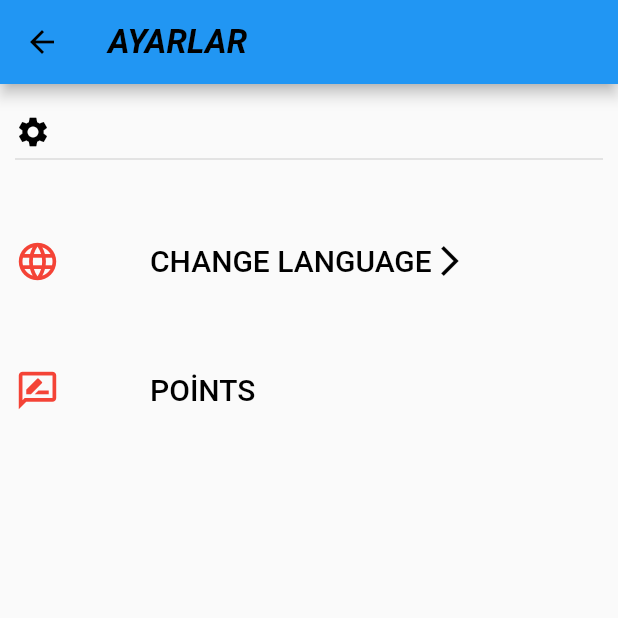
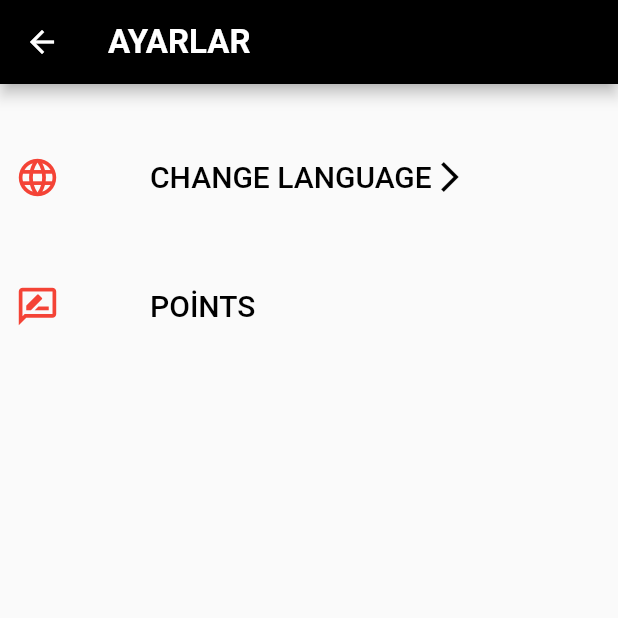
Before and after one commit to TurcanVeli/kurtlar_Sofrasi, a Flutter app: the Home screen opened directly, after a tap on the "settings" icon, on a phone screen of 412 x 824 dp, the top half of it. Run offline on Flutter 3.47's test engine with Material 2 defaults, Android fonts, the light colour scheme and no system bars; our stand-ins replace cloud_firestore, firebase_core, firebase_database, localization, shared_preferences; accounts and stored records are empty; generated files the repository leaves out were written again.

Commit message:
UI'da bırtakım degısıklıkler yapıldı

```diff
--- a/kurtlar/lib/frontend/pages/home_view.dart
+++ b/kurtlar/lib/frontend/pages/home_view.dart
@@ -1,5 +1,7 @@
 import 'package:flutter/material.dart';
 import 'package:kurtlar/backend/lang/language_constant.dart';
+import 'package:kurtlar/frontend/components/button.dart';
+import 'package:kurtlar/frontend/pages/login_view.dart';
 import 'package:kurtlar/frontend/pages/players_view.dart';
 import 'package:kurtlar/frontend/pages/profile_view.dart';
 import 'package:kurtlar/frontend/pages/settings_view.dart';
@@ -55,7 +57,12 @@ class Home extends StatelessWidget {
             Icons.arrow_back_ios_new_sharp,
             color: Colors.white,
           ),
-          onPressed: () {},
+          onPressed: () {
+            Navigator.push(
+              context,
+              MaterialPageRoute(builder: (context) => LoginPage()),
+            );
+          },
         ),
         backgroundColor: Colors.black,
       ),
@@ -82,8 +89,9 @@ class Home extends StatelessWidget {
                 "KURTLAR SOFRASI",
                 style: TextStyle(
                     color: Colors.white,
-                    fontSize: 30,
-                    fontWeight: FontWeight.bold),
+                    fontSize: 25,
+                    fontWeight: FontWeight.bold,
+                    letterSpacing: 2),
               ),
             ),
             Container(
@@ -98,59 +106,28 @@ class Home extends StatelessWidget {
                 ),
               ),
             ),
-            SizedBox(
+            const SizedBox(
               height: 25,
             ),
-            Container(
-              width: 200,
-              height: 50,
-              alignment: Alignment.bottomCenter,
-              margin: EdgeInsets.all(5),
-              decoration: BoxDecoration(
-                color: Colors.white,
-                borderRadius: BorderRadius.circular(20),
-              ),
-              padding: EdgeInsets.all(0),
-              child: TextButton(
-                onPressed: () {
-                  Navigator.of(context).push(
-                      MaterialPageRoute(builder: (context) => PlayerPage()));
-                },
-                child: Text(
-                  translate(context).newgame,
-                  style: TextStyle(
-                      color: Colors.black, fontWeight: FontWeight.bold),
-                ),
-              ),
-            ),
-            SizedBox(
+            // YENI OYUN BUTTONU
+            Button(
+                buttonText: translate(context).newgame,
+                Height: 50,
+                where: PlayerPage(),
+                Width: 200),
+            const SizedBox(
               height: 15,
             ),
-            Container(
-              width: 200,
-              height: 50,
-              alignment: Alignment.bottomCenter,
-              margin: EdgeInsets.all(10),
-              decoration: BoxDecoration(
-                color: Colors.white,
-                borderRadius: BorderRadius.circular(20),
-              ),
-              padding: EdgeInsets.all(0),
-              child: TextButton(
-                onPressed: () {
-                  Navigator.of(context)
-                      .push(MaterialPageRoute(builder: (context) => profile()));
-                },
-                child: Text(
-                  AppLocalizations.of(context).profile,
-                  style: TextStyle(
-                      color: Colors.black, fontWeight: FontWeight.bold),
-                ),
-              ),
-            ),
-            SizedBox(
+            // Profıl edıt buttonu
+            Button(
+                buttonText: translate(context).profile,
+                Height: 50,
+                where: profile(),
+                Width: 200),
+            const SizedBox(
               height: 15,
             ),
+            // Nasıl oynanır butonu
             Container(
               width: 200,
               height: 50,
--- a/kurtlar/lib/frontend/pages/settings_view.dart
+++ b/kurtlar/lib/frontend/pages/settings_view.dart
@@ -15,19 +15,20 @@ class _SettingPageUIState extends State<SettingPageUI> {
   Widget build(BuildContext context) {
     return Scaffold(
       appBar: AppBar(
+        backgroundColor: Colors.black,
         title: Text(translate(context).settings,
             style: TextStyle(
-                fontSize: 22,
-                color: Colors.black,
-                fontWeight: FontWeight.bold,
-                fontStyle: FontStyle.italic)),
+              fontSize: 22,
+              color: Colors.white,
+              fontWeight: FontWeight.bold,
+            )),
         leading: IconButton(
           onPressed: () {
             Navigator.of(context).pop();
           },
           icon: Icon(
             Icons.arrow_back,
-            color: Colors.black,
+            color: Colors.white,
           ),
         ),
       ),
@@ -35,18 +36,6 @@ class _SettingPageUIState extends State<SettingPageUI> {
         padding: const EdgeInsets.all(10),
         child: ListView(
           children: [
-            SizedBox(height: 10),
-            Row(
-              children: [
-                Icon(
-                  Icons.settings,
-                  color: Colors.black,
-                ),
-                SizedBox(width: 20),
-              ],
-            ),
-            Divider(height: 12, thickness: 1),
-            SizedBox(height: 10),
             Row(
               children: [
                 Icon(
```
Also changed, not shown: kurtlar/lib/frontend/components/button.dart (+7 -4 lines), kurtlar/lib/frontend/pages/login_view.dart (+9 -5 lines), kurtlar/lib/frontend/pages/register_view.dart (+6 -7 lines).
